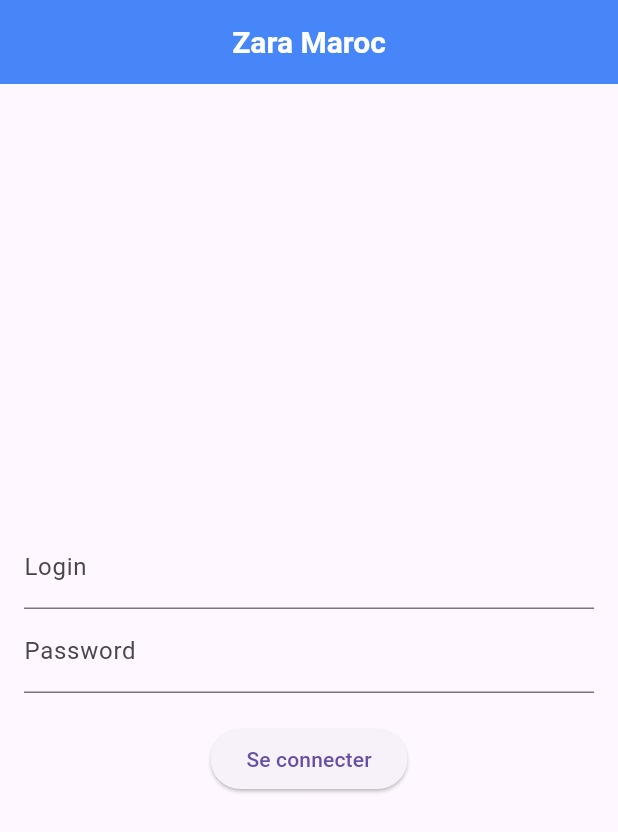
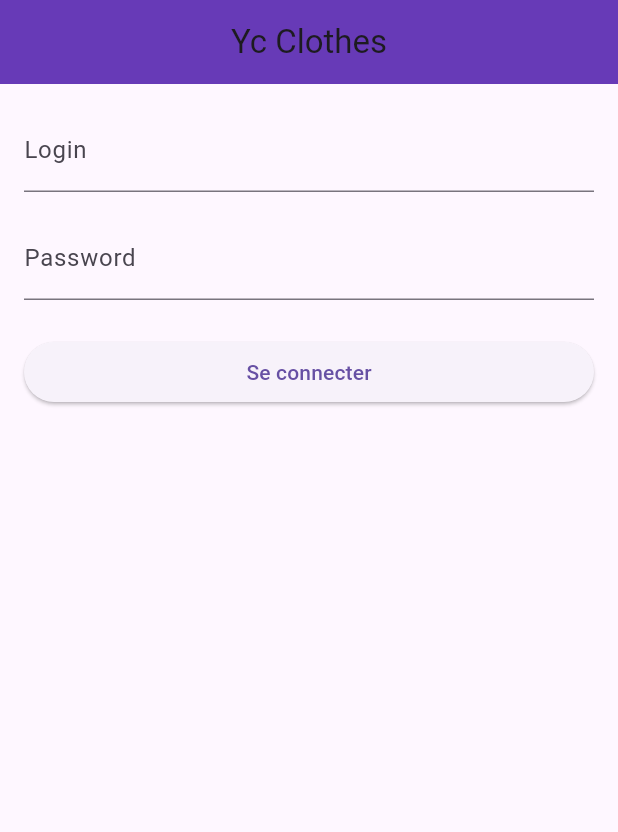
Before and after one commit to Qlife120/tp2_flutter, a Flutter app: the screen it shows after launch, on a phone screen of 412 x 824 dp. Shown: the top 832 px of the screen. Run offline on Flutter 3.47's test engine with Material 3 defaults, Android fonts, the phone set to English and light mode, and no system bars; our stand-ins replace cloud_firestore, firebase_auth, firebase_core; accounts and stored records are empty.

Commit message:
critere d'acceptance US 1-2-3

```diff
--- a/lib/main.dart
+++ b/lib/main.dart
@@ -1,7 +1,6 @@
 import 'package:flutter/material.dart'; // Import the Material package (UI)
 import 'package:firebase_auth/firebase_auth.dart'; // Enable authentication in firebase
 import 'package:firebase_core/firebase_core.dart'; // Required to use firebase
-import 'package:tp2/screens/add_clothing_item_screen.dart';
 import 'screens/login_page.dart';
 import 'screens/home_page.dart';
 
@@ -38,11 +37,12 @@ class MyApp extends StatelessWidget {
         if (snapshot.connectionState == ConnectionState.active) {
           final User? user = snapshot.data;
           if (user == null) {
-            return LoginPage();
+            return LoginScreen();
             //return AddClothingItemScreen();
           }
           // TODO : change this // redirect the user to the home page with 3 icons and an add button
-          return AddClothingItemScreen();
+          //return AddClothingItemScreen();
+          return HomePage(user: user);
 
           //return HomePage(user: user);
         }
--- a/lib/screens/add_clothing_item_screen.dart
+++ b/lib/screens/add_clothing_item_screen.dart
@@ -3,8 +3,11 @@ import 'package:cloud_firestore/cloud_firestore.dart';
 import '../models/clothing_item.dart';
 
 class AddClothingItemScreen extends StatefulWidget {
+
   @override
+
   _AddClothingItemScreenState createState() => _AddClothingItemScreenState();
+
 }
 
 class _AddClothingItemScreenState extends State<AddClothingItemScreen> {
--- a/lib/screens/login_page.dart
+++ b/lib/screens/login_page.dart
@@ -1,29 +1,51 @@
-import 'package:flutter/material.dart'; // Import the Material package (UI)
-import 'package:firebase_auth/firebase_auth.dart'; // Enable authentication in firebase
+import 'package:flutter/material.dart';
+import 'package:firebase_auth/firebase_auth.dart';
 
+class LoginScreen extends StatefulWidget {
+  const LoginScreen({super.key});
 
-class LoginPage extends StatelessWidget {
-  final FirebaseAuth _auth = FirebaseAuth.instance;
-  // Controllers to capture the user input
-  // TODO:  ASK WHT THE USE OF TEXTEDITINGCONTROLLER
-  final TextEditingController _emailController = TextEditingController();
-  final TextEditingController _passwordController = TextEditingController();
+  @override
+  _LoginScreenState createState() => _LoginScreenState();
+}
 
-  // Firebase function for logging in
-  // TODO : ASK ABOUT The Future
-  Future<void> _signInWithEmailAndPassword(BuildContext context) async {
+class _LoginScreenState extends State<LoginScreen> {
+  final _loginController = TextEditingController();
+  final _passwordController = TextEditingController();
+  final _formKey = GlobalKey<FormState>();
+
+  bool _isLoading = false;
+
+  Future<void> _loginUser() async {
+    if (_loginController.text.isEmpty || _passwordController.text.isEmpty) {
+      // message de la console critere #5
+      print("Champs vides : veuillez entrer un login et un mot de passe.");
+      return; // dans le cas ou les champs sont vides  critere #6
+      }
+
+    setState(() {
+      _isLoading = true;
+    });
+
     try {
-      await _auth.signInWithEmailAndPassword(
-        email: _emailController.text.trim(),
+      // Authentification avec Firebase
+      UserCredential userCredential = await FirebaseAuth.instance.signInWithEmailAndPassword(
+        email: _loginController.text.trim(),
         password: _passwordController.text.trim(),
       );
-      // catches the error if the login fails and displays a snackbar with the error message
+
+      final user = userCredential.user;
+      if (user != null) {
+        // Si l'utilisateur existe, rediriger
+        print("Utilisateur connecté : ${user.email}");
+        Navigator.pushReplacementNamed(context, "/home");
+      }
     } on FirebaseAuthException catch (e) {
-      // Show error message to user using a SnackBar.
-      String errorMessage = e.message ?? 'An error occurred';
-      ScaffoldMessenger.of(context).showSnackBar(
-        SnackBar(content: Text(errorMessage)),
-      );
+      // Si l'utilisateur n'existe pas ou autre erreur
+      print("Erreur lors de la connexion : ${e.code}");
+    } finally {
+      setState(() {
+        _isLoading = false;
+      });
     }
   }
 
@@ -31,43 +53,49 @@ class LoginPage extends StatelessWidget {
   Widget build(BuildContext context) {
     return Scaffold(
       appBar: AppBar(
-        backgroundColor: Colors.blueAccent, // A vibrant background color
-        elevation: 2, // Slight shadow for subtle depth
-        title: Text(
-          'Zara Maroc',
-          style: TextStyle(
-            color: Colors.white, // Contrasting text color
-            fontSize: 20, // Slightly larger font size for visibility
-            fontWeight: FontWeight.bold, // Bold for emphasis
-          ),
-        ),
-        centerTitle: true, // Centers the title in the AppBar
+        title: const Text("Yc Clothes"), // Nom de l'application critere #1
+        centerTitle: true,
+        backgroundColor: Colors.deepPurple, // AppBar color
+
       ),
-      body: SafeArea(
-        child: Padding(
-          padding: const EdgeInsets.all(16.0),
+      body: Padding(
+        padding: const EdgeInsets.all(16.0),
+        child: Form(
+          key: _formKey,
           child: Column(
-            mainAxisAlignment: MainAxisAlignment.center,
-            children: <Widget>[
-              TextField(
-                controller: _emailController,
-                decoration: InputDecoration(labelText: 'Login'),
+            crossAxisAlignment: CrossAxisAlignment.stretch,
+            children: [
+              // criter #2
+              TextFormField(
+                controller: _loginController,
+                decoration: const InputDecoration(labelText: "Login"),
                 keyboardType: TextInputType.emailAddress,
               ),
-              TextField(
+              const SizedBox(height: 16),
+              // criter #2
+              TextFormField(
                 controller: _passwordController,
-                obscureText: true,
-                decoration: InputDecoration(labelText: 'Password'),
+                decoration: const InputDecoration(labelText: "Password"),
+                obscureText: true, // Champ obfusqué critere # 3
               ),
-              SizedBox(height: 20),
-              ElevatedButton(
-                onPressed: () => _signInWithEmailAndPassword(context),
-                child: Text('Se connecter'),
-              ),
+              const SizedBox(height: 24),
+              _isLoading
+                  ? const Center(child: CircularProgressIndicator())
+                  : ElevatedButton(
+                      onPressed: _loginUser,
+                      child: const Text("Se connecter"), // critere #4
+                    ),
             ],
           ),
         ),
       ),
     );
   }
+
+  @override
+  void dispose() {
+    _loginController.dispose();
+    _passwordController.dispose();
+    super.dispose();
+  }
 }
```
Also changed, not shown: lib/screens/cart.dart (added, +70 -0 lines), lib/screens/detail_clothes.dart (added, +126 -0 lines), lib/screens/home_page.dart (+94 -45 lines), lib/screens/profile_page.dart (added, +276 -0 lines).
